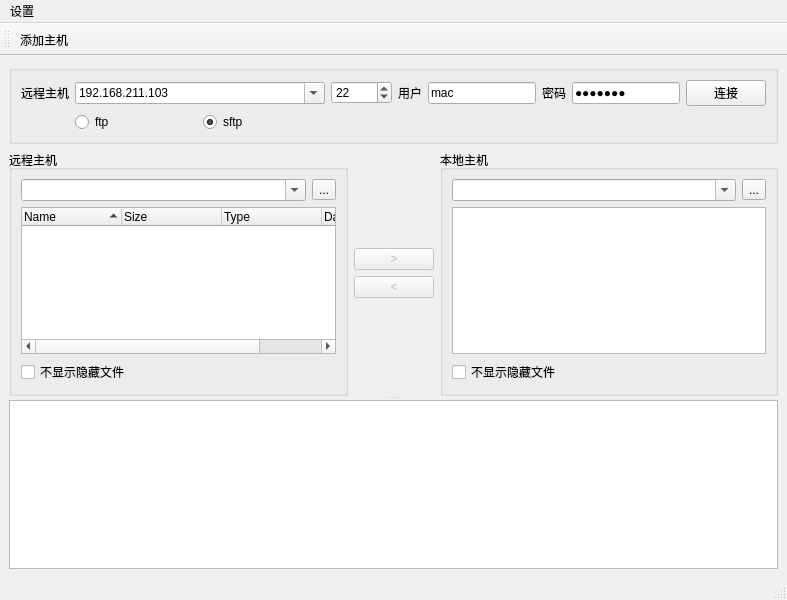
Qt form ftp/res/mainwindow.ui (wmytch/tools) before a commit.
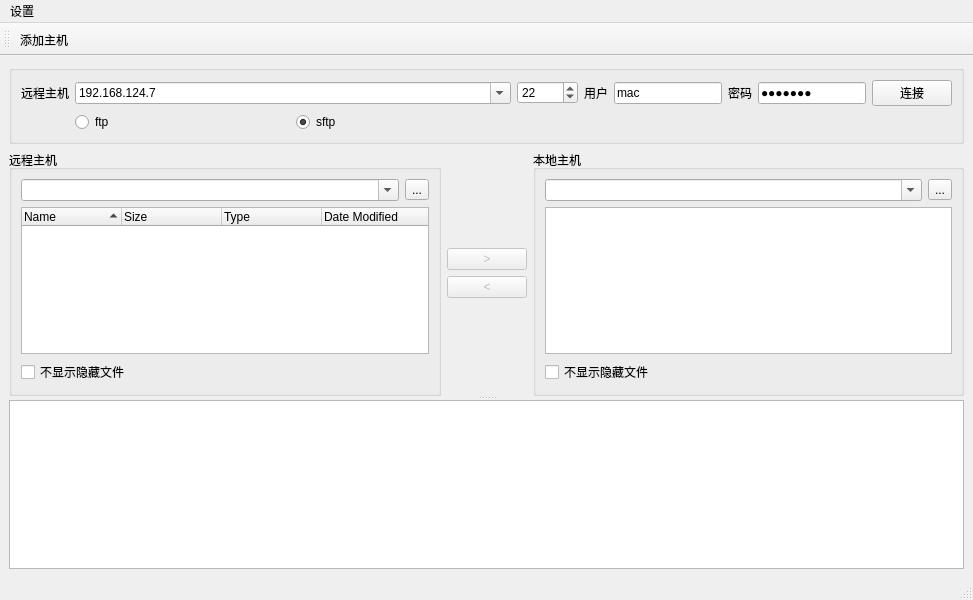
The same form after that commit. Icons and pictures are not drawn.

```diff
--- a/ftp/res/mainwindow.ui
+++ b/ftp/res/mainwindow.ui
@@ -6,7 +6,7 @@
    <rect>
     <x>0</x>
     <y>0</y>
-    <width>786</width>
+    <width>973</width>
     <height>600</height>
    </rect>
   </property>
@@ -59,7 +59,7 @@
               <bool>true</bool>
              </property>
              <property name="currentText">
-              <string>192.168.211.103</string>
+              <string>192.168.124.7</string>
              </property>
             </widget>
            </item>
@@ -446,8 +446,8 @@
     <rect>
      <x>0</x>
      <y>0</y>
-     <width>786</width>
-     <height>21</height>
+     <width>973</width>
+     <height>26</height>
     </rect>
    </property>
    <widget class="QMenu" name="menu">
```
